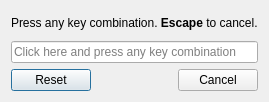
Before: the Qt Designer form src/ui/shortcutdialog.ui in hluk/CopyQ, drawn with Qt 5.
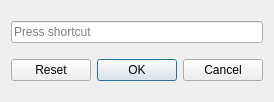
After: the same form once the commit is applied.

Commit message:
Use QKeySequenceEdit to handle setting shortcuts
Allows setting sequences of key presses.

Fixes setting some shortcuts, for example "Shift+Alt+2" on Wayland.

Patch:
```diff
--- a/src/ui/shortcutdialog.ui
+++ b/src/ui/shortcutdialog.ui
@@ -15,24 +15,7 @@
   </property>
   <layout class="QVBoxLayout" name="verticalLayout">
    <item>
-    <widget class="QLabel" name="labelHelp">
-     <property name="text">
-      <string>&lt;html&gt;&lt;head/&gt;&lt;body&gt;&lt;p&gt;Press any key combination. &lt;span style=&quot; font-weight:600;&quot;&gt;Escape&lt;/span&gt; to cancel.&lt;/p&gt;&lt;/body&gt;&lt;/html&gt;</string>
-     </property>
-    </widget>
-   </item>
-   <item>
-    <widget class="QLineEdit" name="lineEditShortcut">
-     <property name="contextMenuPolicy">
-      <enum>Qt::NoContextMenu</enum>
-     </property>
-     <property name="readOnly">
-      <bool>true</bool>
-     </property>
-     <property name="placeholderText">
-      <string>Click here and press any key combination</string>
-     </property>
-    </widget>
+       <widget class="QKeySequenceEdit" name="lineEditShortcut"/>
    </item>
    <item>
     <widget class="QDialogButtonBox" name="buttonBox">
@@ -40,7 +23,7 @@
       <enum>Qt::Horizontal</enum>
      </property>
      <property name="standardButtons">
-      <set>QDialogButtonBox::Cancel|QDialogButtonBox::Reset</set>
+      <set>QDialogButtonBox::Ok|QDialogButtonBox::Cancel|QDialogButtonBox::Reset</set>
      </property>
     </widget>
    </item>
```
The commit also changes 9 other files.
